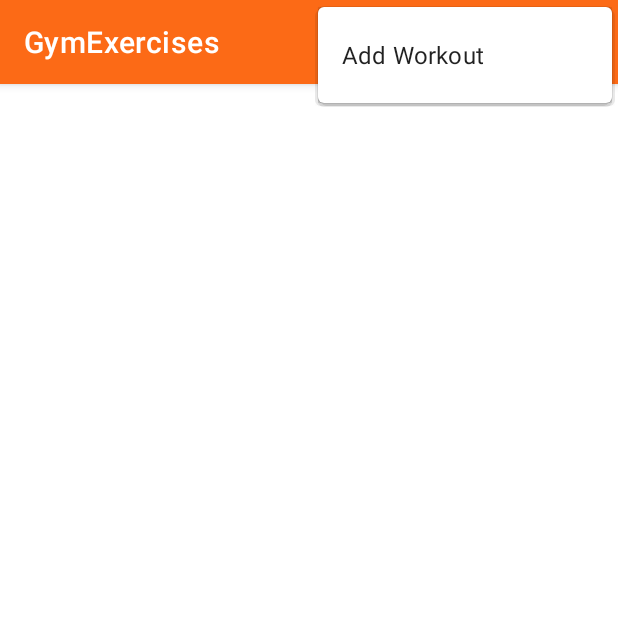
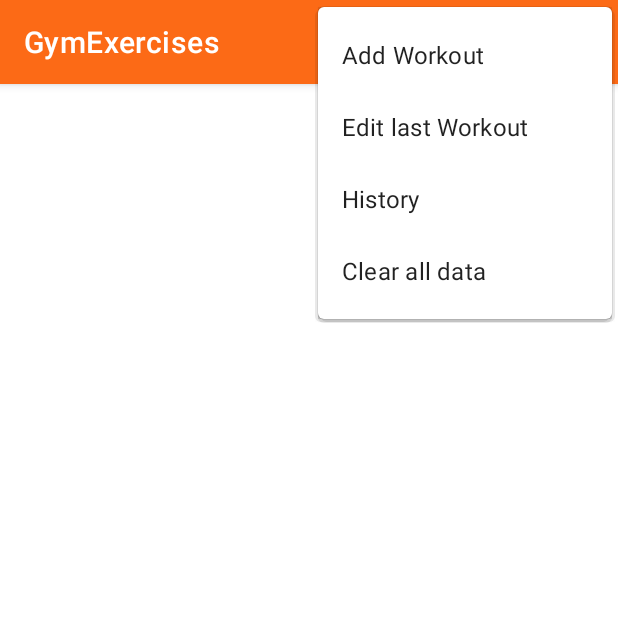
Before and after one commit to jacons/GymExercises, an Android app: the screen it shows after launch (MainActivity), with the options menu open, on a phone screen of 412 x 824 dp, the top half of it. Run offline under Robolectric (Android 15) with nearby library versions, the phone set to English and light mode, and no system bars.

Commit message:
fix errors, added work to do

```diff
--- a/app/src/main/AndroidManifest.xml
+++ b/app/src/main/AndroidManifest.xml
@@ -3,6 +3,7 @@
     xmlns:tools="http://schemas.android.com/tools">
 
     <uses-permission android:name="android.permission.READ_EXTERNAL_STORAGE" />
+
     <application
         android:allowBackup="true"
         android:dataExtractionRules="@xml/data_extraction_rules"
@@ -12,6 +13,9 @@
         android:supportsRtl="true"
         android:theme="@style/Theme.GymExercises"
         tools:targetApi="31">
+        <activity
+            android:name=".EditWorkout"
+            android:exported="false" />
         <activity
             android:name=".AddExercises"
             android:exported="false"
--- a/app/src/main/java/com/example/gymexercises/DBHandler.java
+++ b/app/src/main/java/com/example/gymexercises/DBHandler.java
@@ -12,7 +12,7 @@ public class DBHandler extends SQLiteOpenHelper {
 
     // Creating a constructor for our database handler.
     public DBHandler(Context context) {
-        super(context, "gymexercises_db", null, Integer.parseInt("1"));
+        super(context, "gymexercises_db", null, Integer.parseInt("4"));
     }
 
     @Override
@@ -29,6 +29,7 @@ public class DBHandler extends SQLiteOpenHelper {
         String exercises = " CREATE TABLE exercises (" +
                 "id_program INTEGER," +
                 "id_exercise INTEGER," +
+                "ordering INTEGER," +               // Ordering
                 "name VARCHAR(100) NOT NULL ," +    // Name of exercise
                 "day INTEGER NOT NULL," +           // Day 1-6 Lun-Sat
                 "time TEXT NOT NULL ," +            // Time among the series
@@ -98,6 +99,7 @@ public class DBHandler extends SQLiteOpenHelper {
             values.clear();
             values.put("id_program", id_workout);
             values.put("id_exercise", id_exercise);
+            values.put("ordering", id_exercise);
             values.put("name", e.getName());
             values.put("day", e.getDay());
             values.put("time", e.getTime());
--- a/app/src/main/java/com/example/gymexercises/MainActivity.java
+++ b/app/src/main/java/com/example/gymexercises/MainActivity.java
@@ -48,6 +48,10 @@ public class MainActivity extends AppCompatActivity {
             startActivity(new Intent(MainActivity.this, AddExercises.class));
             return true;
         }
+        if (item.getItemId() == R.id.edit) {
+            startActivity(new Intent(MainActivity.this, EditWorkout.class));
+            return true;
+        }
         return false;
     }
 }
--- a/app/src/main/res/menu/menu.xml
+++ b/app/src/main/res/menu/menu.xml
@@ -3,4 +3,13 @@
     <item
         android:id="@+id/add"
         android:title="@string/add_workout" />
+    <item
+        android:id="@+id/edit"
+        android:title="@string/edit_last_workout" />
+    <item
+        android:id="@+id/hist"
+        android:title="@string/history" />
+    <item
+        android:id="@+id/clear"
+        android:title="@string/clear_all_data" />
 </menu>
--- a/app/src/main/res/values/strings.xml
+++ b/app/src/main/res/values/strings.xml
@@ -15,4 +15,7 @@
     <string name="series">Series</string>
     <string name="reps">Reps</string>
     <string name="update_cards">Update cards</string>
+    <string name="edit_last_workout">Edit last Workout</string>
+    <string name="history">History</string>
+    <string name="clear_all_data">Clear all data</string>
 </resources>
```
Also changed, not shown: app/src/main/java/com/example/gymexercises/AddExercises.java (+8 -7 lines), app/src/main/java/com/example/gymexercises/EditWorkout.java (added, +14 -0 lines), app/src/main/java/com/example/gymexercises/Exercise.java (+3 -4 lines), app/src/main/res/layout/activity_edit_workout.xml (added, +8 -0 lines).
